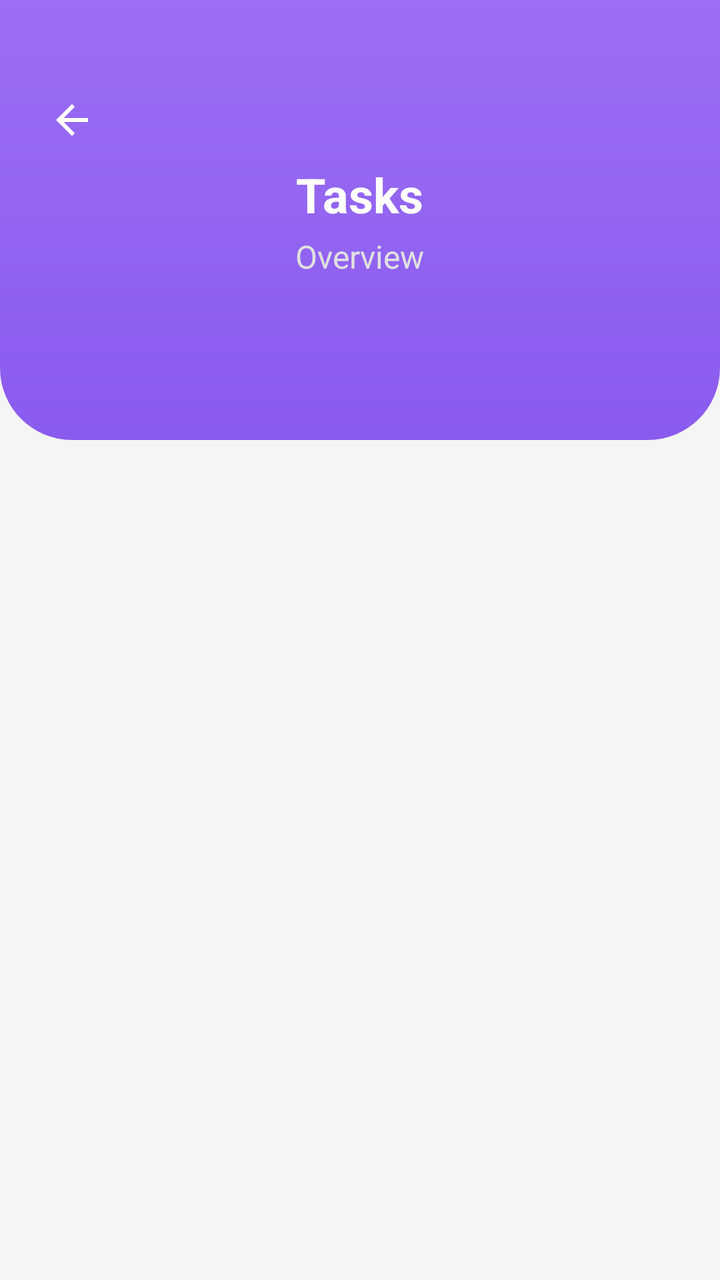
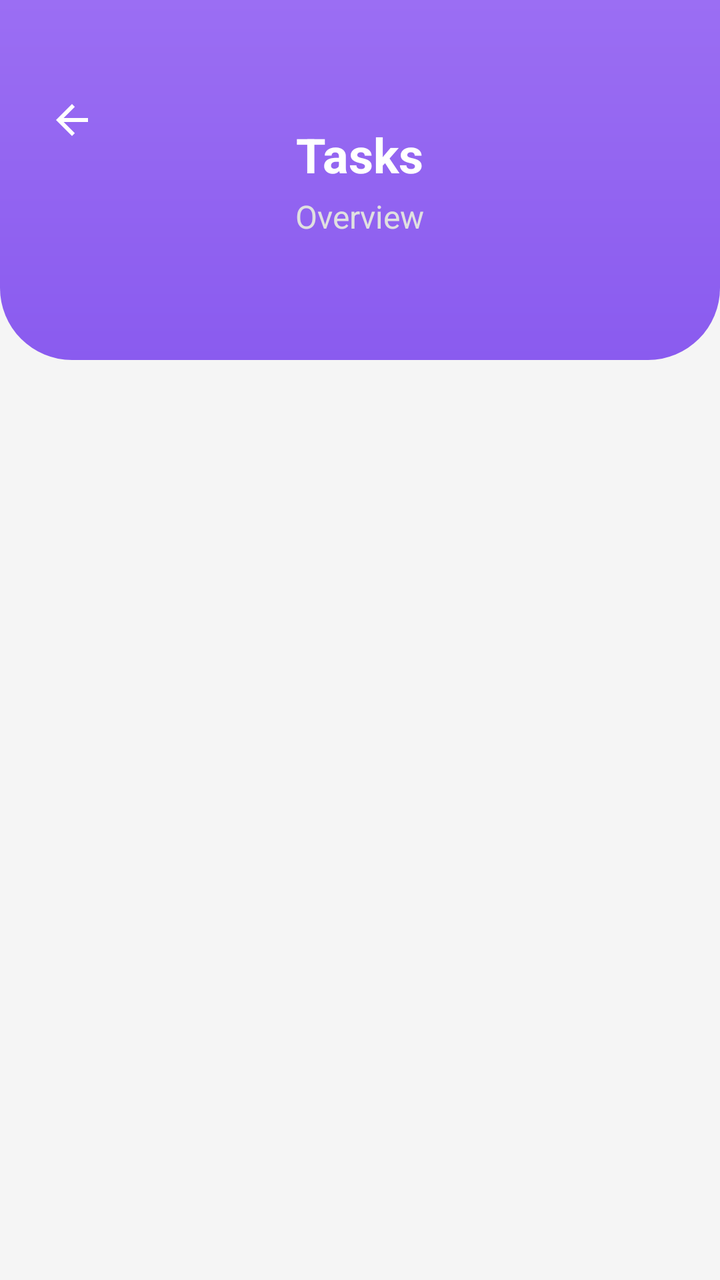

An Android layout rendered at two revisions. The XML below is the earlier revision; the diff shows what the commit changed to produce the second picture.
<!-- AndroidManifest.xml: application theme Theme.PlanUp -->
<!-- res/layout/activity_task_list.xml -->
<?xml version="1.0" encoding="utf-8"?>
<androidx.constraintlayout.widget.ConstraintLayout
    xmlns:android="http://schemas.android.com/apk/res/android"
    xmlns:app="http://schemas.android.com/apk/res-auto"
    xmlns:tools="http://schemas.android.com/tools"
    android:id="@+id/main_layout"
    android:layout_width="match_parent"
    android:layout_height="match_parent"
    android:background="@color/background_light">

    
    <View
        android:id="@+id/headerBg"
        android:layout_width="0dp"
        android:layout_height="220dp"
        android:background="@drawable/bg_header"
        app:layout_constraintTop_toTopOf="parent"
        app:layout_constraintStart_toStartOf="parent"
        app:layout_constraintEnd_toEndOf="parent" />

    
    <ImageView
        android:id="@+id/btnBack"
        android:layout_width="48dp"
        android:layout_height="48dp"
        android:layout_marginStart="12dp"
        android:layout_marginTop="36dp"
        android:padding="12dp"
        android:background="?attr/selectableItemBackgroundBorderless"
        android:src="@drawable/ic_back"
        app:layout_constraintStart_toStartOf="parent"
        app:layout_constraintTop_toTopOf="parent"
        app:tint="@color/white"
        android:contentDescription="Back"
        android:clickable="true"
        android:focusable="true"
        android:elevation="5dp"/>

    
    <LinearLayout
        android:layout_width="wrap_content"
        android:layout_height="wrap_content"
        android:orientation="vertical"
        android:gravity="center"
        app:layout_constraintTop_toTopOf="@id/headerBg"
        app:layout_constraintBottom_toBottomOf="@id/headerBg"
        app:layout_constraintStart_toStartOf="parent"
        app:layout_constraintEnd_toEndOf="parent">

        <TextView
            android:id="@+id/tvTitle"
            style="@style/AppText.Header"
            android:layout_width="wrap_content"
            android:layout_height="wrap_content"
            android:text="Tasks"
            android:textColor="@color/white" />

        <TextView
            android:id="@+id/tvSubtitle"
            style="@style/AppText.Subtitle"
            android:layout_width="wrap_content"
            android:layout_height="wrap_content"
            android:layout_marginTop="4dp"
            android:text="Overview"
            android:textColor="#E0E0E0"/>

    </LinearLayout>

    
    <androidx.recyclerview.widget.RecyclerView
        android:id="@+id/rvTasks"
        android:layout_width="0dp"
        android:layout_height="0dp"
        android:clipToPadding="false"
        android:padding="16dp"
        app:layout_constraintTop_toBottomOf="@id/headerBg"
        app:layout_constraintBottom_toBottomOf="parent"
        app:layout_constraintStart_toStartOf="parent"
        app:layout_constraintEnd_toEndOf="parent"
        tools:listitem="@layout/item_task"/>

    
    <LinearLayout
        android:id="@+id/layoutEmpty"
        android:layout_width="match_parent"
        android:layout_height="wrap_content"
        android:orientation="vertical"
        android:gravity="center"
        android:padding="24dp"
        android:visibility="gone"
        app:layout_constraintTop_toBottomOf="@id/headerBg"
        app:layout_constraintBottom_toBottomOf="parent"
        app:layout_constraintStart_toStartOf="parent"
        app:layout_constraintEnd_toEndOf="parent">

        <ImageView
            android:layout_width="180dp"
            android:layout_height="180dp"
            android:src="@drawable/no_tasks_illustration"/>

        <TextView
            style="@style/AppText.Header"
            android:layout_width="wrap_content"
            android:layout_height="wrap_content"
            android:layout_marginTop="16dp"
            android:text="No tasks found"
            android:textSize="20sp"/>
    </LinearLayout>

</androidx.constraintlayout.widget.ConstraintLayout>
<!-- res/layout/item_task.xml (included above) -->
<?xml version="1.0" encoding="utf-8"?>
<androidx.cardview.widget.CardView xmlns:android="http://schemas.android.com/apk/res/android"
    xmlns:app="http://schemas.android.com/apk/res-auto"
    android:layout_width="match_parent"
    android:layout_height="wrap_content"
    android:layout_marginBottom="12dp"
    app:cardCornerRadius="16dp"
    app:cardElevation="6dp">

    <LinearLayout
        android:layout_width="match_parent"
        android:layout_height="wrap_content"
        android:orientation="vertical"
        android:padding="16dp">

        
        <TextView
            android:id="@+id/tvTaskTitle"
            android:layout_width="wrap_content"
            android:layout_height="wrap_content"
            android:text="Study DSA"
            android:textSize="18sp"
            android:textStyle="bold"
            android:textColor="#1F1F1F" />

        
        <TextView
            android:id="@+id/tvTaskTime"
            android:layout_width="wrap_content"
            android:layout_height="wrap_content"
            android:text="09:00 AM"
            android:textSize="14sp"
            android:textColor="#777777"
            android:layout_marginTop="4dp" />

        
        <LinearLayout
            android:layout_width="match_parent"
            android:layout_height="wrap_content"
            android:layout_marginTop="8dp"
            android:orientation="horizontal"
            android:gravity="center_vertical">

            
            <TextView
                android:id="@+id/tvPriority"
                android:layout_width="wrap_content"
                android:layout_height="wrap_content"
                android:text="H"
                android:textSize="13sp"
                android:textColor="@android:color/white"
                android:paddingHorizontal="10dp"
                android:paddingVertical="4dp"
                android:background="@drawable/bg_priority_high" />

            
            <TextView
                android:id="@+id/tvStatus"
                android:layout_width="0dp"
                android:layout_height="wrap_content"
                android:layout_weight="1"
                android:text="Pending"
                android:textSize="14sp"
                android:textColor="#9E9E9E"
                android:layout_marginStart="12dp" />

            <CheckBox
                android:id="@+id/cbTaskCompleted"
                android:layout_width="wrap_content"
                android:layout_height="wrap_content" />

        </LinearLayout>

    </LinearLayout>

</androidx.cardview.widget.CardView>
<!-- resources referenced by this layout -->
<resources>
  <color name="background_light">#F5F5F5</color>
  <color name="white">#FFFFFFFF</color>
  <!-- drawable bg_header (drawable) -->
  <?xml version="1.0" encoding="utf-8"?>
  <shape xmlns:android="http://schemas.android.com/apk/res/android">
      <gradient
          android:startColor="#9B6EF3"
          android:endColor="#8A5BEF"
          android:angle="270"/>
  
      <corners
          android:bottomLeftRadius="36dp"
          android:bottomRightRadius="36dp"/>
  </shape>
  <!-- drawable bg_priority_high (drawable) -->
  <?xml version="1.0" encoding="utf-8"?>
  <shape xmlns:android="http://schemas.android.com/apk/res/android"
      android:shape="oval">
  
      <solid android:color="#FF5252"/>
      <corners android:radius="12dp"/>
  
  </shape>
  <!-- drawable ic_back (drawable) -->
  <vector xmlns:android="http://schemas.android.com/apk/res/android"
      android:width="24dp"
      android:height="24dp"
      android:viewportWidth="24"
      android:viewportHeight="24">
    <path
        android:fillColor="#000000"
        android:pathData="M20,11H7.83l5.59,-5.59L12,4l-8,8 8,8 1.41,-1.41L7.83,13H20v-2z"/>
  </vector>
  <!-- drawable no_tasks_illustration: png bitmap (drawable, 581991 bytes) -->
  <style name="AppText.Header" parent="AppText">
          <item name="android:textSize">24sp</item>
          <item name="android:textStyle">bold</item>
      </style>
  <style name="AppText.Subtitle" parent="AppText">
          <item name="android:textSize">16sp</item>
          <item name="android:textColor">@color/primaryLightColor</item>
      </style>
  <style name="Theme.PlanUp" parent="Base.Theme.PlanUp" />
  <style name="AppText" parent="android:Widget.TextView">
          <item name="android:textColor">@color/textColorPrimary</item>
      </style>
  <color name="primaryLightColor">#8E7CC3</color>
  <style name="Base.Theme.PlanUp" parent="Theme.Material3.DayNight.NoActionBar">
          <item name="colorPrimary">@color/primaryColor</item>
          <item name="colorOnPrimary">@color/white</item>
          <item name="colorPrimaryContainer">@color/secondaryColor</item>
          <item name="colorOnPrimaryContainer">@color/primaryColor</item>
          
          <item name="colorSecondary">@color/secondaryColor</item>
          <item name="colorOnSecondary">@color/primaryColor</item>
          
          <item name="android:windowBackground">@color/background_light</item>
          <item name="android:statusBarColor">@color/primaryDarkColor</item>
          
          <item name="colorSurface">@color/white</item>
          <item name="colorOnSurface">@color/textColorPrimary</item>
          <item name="colorSurfaceVariant">@color/secondaryColor</item>
          <item name="colorOnSurfaceVariant">@color/primaryColor</item>
  
          <item name="android:datePickerDialogTheme">@style/DatePickerTheme</item>
          <item name="android:timePickerDialogTheme">@style/DatePickerTheme</item>
  
          <item name="android:windowSoftInputMode">adjustResize</item>
  
          <item name="colorPrimary">@color/primaryColor</item>
          <item name="colorOnPrimary">@color/white</item>
      </style>
  <color name="textColorPrimary">#230C59</color>
  <color name="primaryColor">#230C59</color>
  <color name="secondaryColor">#EDE7FF</color>
  <color name="primaryDarkColor">#1A0844</color>
  <style name="DatePickerTheme" parent="Theme.Material3.DayNight.Dialog">
          <item name="colorPrimary">@color/primaryColor</item>
          <item name="colorOnPrimary">@color/white</item>
          <item name="colorSurface">@color/white</item>
          <item name="colorOnSurface">@color/textColorPrimary</item>
          <item name="colorAccent">@color/primaryColor</item>
          <item name="android:buttonBarPositiveButtonStyle">@style/DialogButtonStyle</item>
          <item name="android:buttonBarNegativeButtonStyle">@style/DialogButtonStyle</item>
      </style>
  <style name="DialogButtonStyle" parent="Widget.Material3.Button.TextButton">
          <item name="android:textColor">@color/primaryColor</item>
      </style>
</resources>

<!-- the commit's change to res/layout/activity_task_list.xml (unified diff, before → after) -->
@@ -12,7 +12,7 @@
     <View
         android:id="@+id/headerBg"
         android:layout_width="0dp"
-        android:layout_height="220dp"
+        android:layout_height="180dp"
         android:background="@drawable/bg_header"
         app:layout_constraintTop_toTopOf="parent"
         app:layout_constraintStart_toStartOf="parent"
